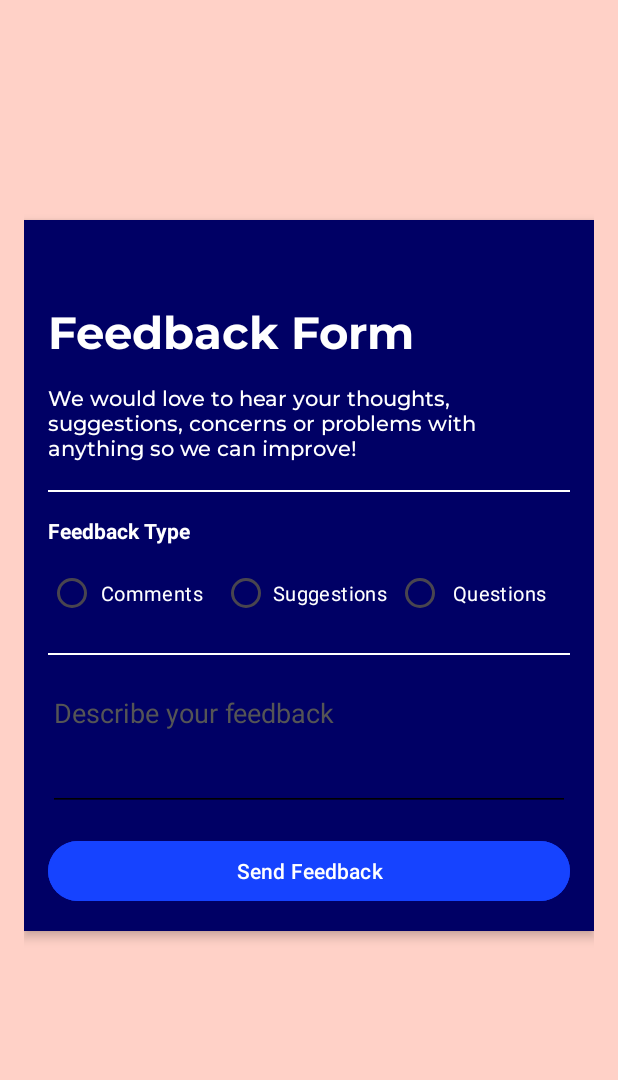
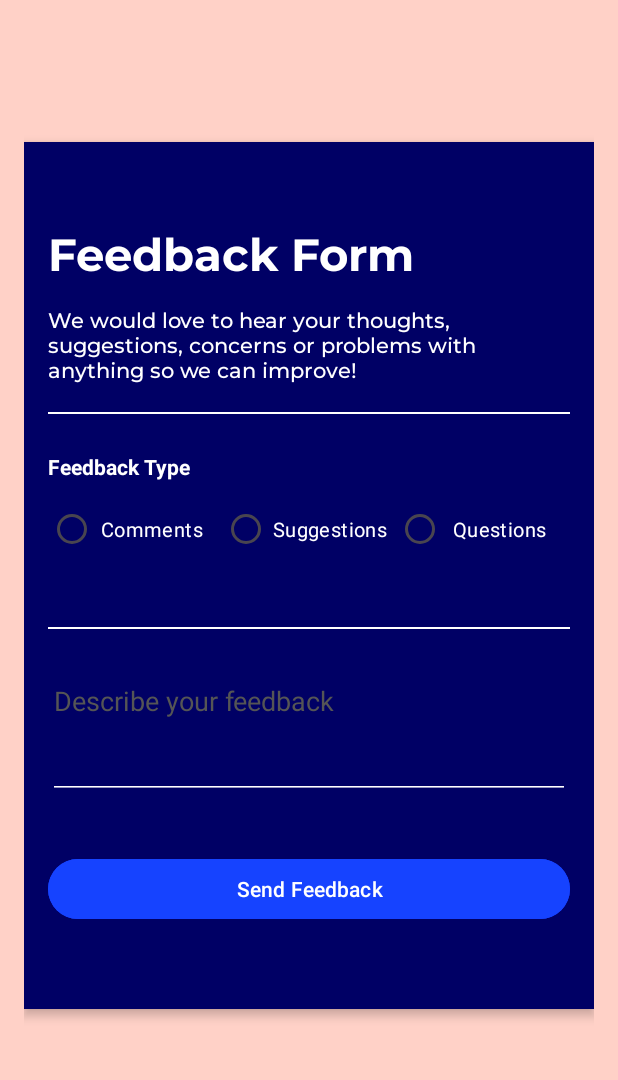
Before and after one commit to kunospw/Pookies-app, an Android app: the fragment FeedbackFragment placed in its activity, on a phone screen of 412 x 824 dp, the part 84-1164 px from its top. Run offline under Robolectric (Android 15) with nearby library versions, the phone set to English and light mode, and no system bars; our stand-ins replace Firebase (no records; nobody signed in at launch, a user with empty details on screens opened directly).

Commit message:
push overlay ancid

```diff
--- a/app/src/main/res/layout/fragment_feedback.xml
+++ b/app/src/main/res/layout/fragment_feedback.xml
@@ -45,7 +45,7 @@
             android:layout_width="match_parent"
             android:layout_height="1dp"
             android:background="#FFFFFF"
-            android:layout_marginBottom="16dp" />
+            android:layout_marginBottom="25dp" />
 
         <!-- Feedback Type Label -->
         <TextView
@@ -107,7 +107,8 @@
             android:layout_width="match_parent"
             android:layout_height="1dp"
             android:background="#FFFFFF"
-            android:layout_marginBottom="16dp"
+            android:layout_marginBottom="25dp"
+            android:layout_marginTop="25dp"
             />
         <!-- Feedback Description -->
         <EditText
@@ -117,9 +118,10 @@
             android:hint="Describe your feedback"
             android:minLines="3"
             android:gravity="top"
-            android:backgroundTint="#FF000000"
-            android:textColor="#000000"
-            android:textColorHint="#555555" />
+            android:backgroundTint="@color/white"
+            android:textColor="@color/white"
+            android:textColorHint="#555555"
+            android:layout_marginBottom="20dp"/>
         <TextView
             android:id="@+id/errorTextView"
             android:layout_width="wrap_content"
@@ -136,6 +138,7 @@
             android:layout_marginTop="16dp"
             android:text="Send Feedback"
             android:backgroundTint="@color/blue_light"
-            android:textColor="#FFFFFF" />
+            android:textColor="#FFFFFF"
+            android:layout_marginBottom="40dp"/>
     </LinearLayout>
 </FrameLayout>
```
